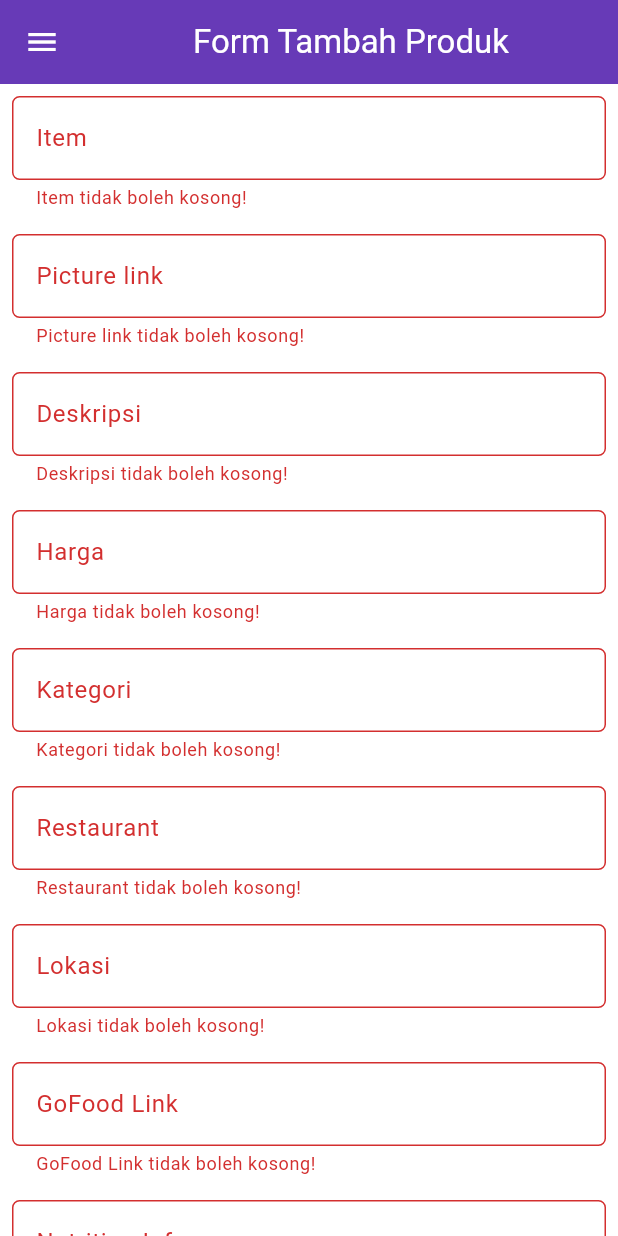
After one commit to PBP7/makan-bang-mobile, a Flutter app: the ProductEntryFormPage screen opened directly, after a tap on "Save", on a phone screen of 412 x 824 dp. The commit adds this screen. Run offline on Flutter 3.47's test engine with Material 3 defaults, Android fonts, the phone set to English and light mode, and no system bars; missing offline and left inert: pbp_django_auth.

Commit message:
added form

```diff
--- /dev/null
+++ b/lib/catalog/screens/product_entryform.dart
@@ -0,0 +1,329 @@
+import 'dart:convert';
+import 'package:flutter/material.dart';
+import 'package:pbp_django_auth/pbp_django_auth.dart';
+import 'package:provider/provider.dart';
+import 'package:makan_bang/screens/menu.dart';
+import 'package:makan_bang/widgets/left_drawer.dart';
+
+class ProductEntryFormPage extends StatefulWidget {
+  const ProductEntryFormPage({super.key});
+
+  @override
+  State<ProductEntryFormPage> createState() => _ProductEntryFormPageState();
+}
+
+class _ProductEntryFormPageState extends State<ProductEntryFormPage> {
+  final _formKey = GlobalKey<FormState>();
+  String _item = "";
+  String _pictureLink = "";
+  String _description = "";
+  int _price = 0;
+  String _kategori = "";
+  String _restaurant = "";
+  String _lokasi = "";
+  String _linkGofood = "";
+  String _nutrition = "";  // Added nutrition field
+
+  @override
+  Widget build(BuildContext context) {
+    final request = context.watch<CookieRequest>();
+
+    return Scaffold(
+      appBar: AppBar(
+        title: const Center(
+          child: Text(
+            'Form Tambah Produk',
+          ),
+        ),
+        backgroundColor: Theme.of(context).colorScheme.primary,
+        foregroundColor: Colors.white,
+      ),
+      drawer: const LeftDrawer(),
+      body: Form(
+        key: _formKey,
+        child: SingleChildScrollView(
+          child: Column(
+            crossAxisAlignment: CrossAxisAlignment.start,
+            children: [
+              // Product Name
+              Padding(
+                padding: const EdgeInsets.all(8.0),
+                child: TextFormField(
+                  decoration: InputDecoration(
+                    hintText: "Item",
+                    labelText: "Item",
+                    border: OutlineInputBorder(
+                      borderRadius: BorderRadius.circular(5.0),
+                    ),
+                  ),
+                  onChanged: (String? value) {
+                    setState(() {
+                      _item = value!;
+                    });
+                  },
+                  validator: (String? value) {
+                    if (value == null || value.isEmpty) {
+                      return "Item tidak boleh kosong!";
+                    }
+                    return null;
+                  },
+                ),
+              ),
+              // Picture Link
+              Padding(
+                padding: const EdgeInsets.all(8.0),
+                child: TextFormField(
+                  decoration: InputDecoration(
+                    hintText: "Picture link",
+                    labelText: "Picture link",
+                    border: OutlineInputBorder(
+                      borderRadius: BorderRadius.circular(5.0),
+                    ),
+                  ),
+                  onChanged: (String? value) {
+                    setState(() {
+                      _pictureLink = value!;
+                    });
+                  },
+                  validator: (String? value) {
+                    if (value == null || value.isEmpty) {
+                      return "Picture link tidak boleh kosong!";
+                    }
+                    return null;
+                  },
+                ),
+              ),
+              // Description
+              Padding(
+                padding: const EdgeInsets.all(8.0),
+                child: TextFormField(
+                  decoration: InputDecoration(
+                    hintText: "Deskripsi",
+                    labelText: "Deskripsi",
+                    border: OutlineInputBorder(
+                      borderRadius: BorderRadius.circular(5.0),
+                    ),
+                  ),
+                  onChanged: (String? value) {
+                    setState(() {
+                      _description = value!;
+                    });
+                  },
+                  validator: (String? value) {
+                    if (value == null || value.isEmpty) {
+                      return "Deskripsi tidak boleh kosong!";
+                    }
+                    return null;
+                  },
+                ),
+              ),
+              // Price
+              Padding(
+                padding: const EdgeInsets.all(8.0),
+                child: TextFormField(
+                  decoration: InputDecoration(
+                    hintText: "Harga",
+                    labelText: "Harga",
+                    border: OutlineInputBorder(
+                      borderRadius: BorderRadius.circular(5.0),
+                    ),
+                  ),
+                  onChanged: (String? value) {
+                    setState(() {
+                      _price = int.tryParse(value!) ?? 0;
+                    });
+                  },
+                  validator: (String? value) {
+                    if (value == null || value.isEmpty) {
+                      return "Harga tidak boleh kosong!";
+                    }
+                    if (int.tryParse(value) == null) {
+                      return "Harga harus berupa angka!";
+                    }
+                    return null;
+                  },
+                ),
+              ),
+              // Category
+              Padding(
+                padding: const EdgeInsets.all(8.0),
+                child: TextFormField(
+                  decoration: InputDecoration(
+                    hintText: "Kategori",
+                    labelText: "Kategori",
+                    border: OutlineInputBorder(
+                      borderRadius: BorderRadius.circular(5.0),
+                    ),
+                  ),
+                  onChanged: (String? value) {
+                    setState(() {
+                      _kategori = value!;
+                    });
+                  },
+                  validator: (String? value) {
+                    if (value == null || value.isEmpty) {
+                      return "Kategori tidak boleh kosong!";
+                    }
+                    return null;
+                  },
+                ),
+              ),
+              // Restaurant
+              Padding(
+                padding: const EdgeInsets.all(8.0),
+                child: TextFormField(
+                  decoration: InputDecoration(
+                    hintText: "Restaurant",
+                    labelText: "Restaurant",
+                    border: OutlineInputBorder(
+                      borderRadius: BorderRadius.circular(5.0),
+                    ),
+                  ),
+                  onChanged: (String? value) {
+                    setState(() {
+                      _restaurant = value!;
+                    });
+                  },
+                  validator: (String? value) {
+                    if (value == null || value.isEmpty) {
+                      return "Restaurant tidak boleh kosong!";
+                    }
+                    return null;
+                  },
+                ),
+              ),
+              // Location
+              Padding(
+                padding: const EdgeInsets.all(8.0),
+                child: TextFormField(
+                  decoration: InputDecoration(
+                    hintText: "Lokasi",
+                    labelText: "Lokasi",
+                    border: OutlineInputBorder(
+                      borderRadius: BorderRadius.circular(5.0),
+                    ),
+                  ),
+                  onChanged: (String? value) {
+                    setState(() {
+                      _lokasi = value!;
+                    });
+                  },
+                  validator: (String? value) {
+                    if (value == null || value.isEmpty) {
+                      return "Lokasi tidak boleh kosong!";
+                    }
+                    return null;
+                  },
+                ),
+              ),
+              // GoFood Link
+              Padding(
+                padding: const EdgeInsets.all(8.0),
+                child: TextFormField(
+                  decoration: InputDecoration(
+                    hintText: "GoFood Link",
+                    labelText: "GoFood Link",
+                    border: OutlineInputBorder(
+                      borderRadius: BorderRadius.circular(5.0),
+                    ),
+                  ),
+                  onChanged: (String? value) {
+                    setState(() {
+                      _linkGofood = value!;
+                    });
+                  },
+                  validator: (String? value) {
+                    if (value == null || value.isEmpty) {
+                      return "GoFood Link tidak boleh kosong!";
+                    }
+                    return null;
+                  },
+                ),
+              ),
+              // Nutrition (added)
+              Padding(
+                padding: const EdgeInsets.all(8.0),
+                child: TextFormField(
+                  decoration: InputDecoration(
+                    hintText: "Nutrition Info",
+                    labelText: "Nutrition Info",
+                    border: OutlineInputBorder(
+                      borderRadius: BorderRadius.circular(5.0),
+                    ),
+                  ),
+                  onChanged: (String? value) {
+                    setState(() {
+                      _nutrition = value!;
+                    });
+                  },
+                  validator: (String? value) {
+                    if (value == null || value.isEmpty) {
+                      return "Nutrition tidak boleh kosong!";
+                    }
+                    return null;
+                  },
+                ),
+              ),
+              // Submit Button
+              Align(
+                alignment: Alignment.bottomCenter,
+                child: Padding(
+                  padding: const EdgeInsets.all(8.0),
+                  child: ElevatedButton(
+                    style: ButtonStyle(
+                      backgroundColor: MaterialStateProperty.all(
+                        Theme.of(context).colorScheme.primary,
+                      ),
+                    ),
+                    onPressed: () async {
+                      if (_formKey.currentState!.validate()) {
+                        // Send data to Django and wait for a response
+                        final response = await request.postJson(
+                          "http://127.0.0.1:8000/katalog/create-flutter/",
+                          jsonEncode(<String, String>{
+                            'item': _item,
+                            'picture_link': _pictureLink,
+                            'description': _description,
+                            'price': _price.toString(),
+                            'kategori': _kategori,
+                            'restaurant': _restaurant,
+                            'lokasi': _lokasi,
+                            'link_gofood': _linkGofood,
+                            'nutrition': _nutrition,  // Added nutrition to the request
+                          }),
+                        );
+                        if (context.mounted) {
+                          if (response['status'] == 'success') {
+                            ScaffoldMessenger.of(context).showSnackBar(
+                              const SnackBar(
+                                content: Text("Produk baru berhasil disimpan!"),
+                              ),
+                            );
+                            Navigator.pushReplacement(
+                              context,
+                              MaterialPageRoute(builder: (context) => MyHomePage()),
+                            );
+                          } else {
+                            ScaffoldMessenger.of(context).showSnackBar(
+                              const SnackBar(
+                                content: Text("Terdapat kesalahan, silakan coba lagi."),
+                              ),
+                            );
+                          }
+                        }
+                      }
+                    },
+                    child: const Text(
+                      "Save",
+                      style: TextStyle(color: Colors.white),
+                    ),
+                  ),
+                ),
+              ),
+            ],
+          ),
+        ),
+      ),
+    );
+  }
+}
--- a/lib/widgets/left_drawer.dart
+++ b/lib/widgets/left_drawer.dart
@@ -1,6 +1,6 @@
 import 'package:flutter/material.dart';
 import 'package:makan_bang/screens/menu.dart';
-import 'package:makan_bang/screens/moodentry_form.dart';
+import 'package:makan_bang/catalog/screens/product_entryform.dart';
 import 'package:makan_bang/catalog/screens/list_productentry.dart';
 
 class LeftDrawer extends StatelessWidget {
@@ -60,7 +60,7 @@ class LeftDrawer extends StatelessWidget {
       Navigator.push(
           context,
           MaterialPageRoute(
-            builder: (context) => const MoodEntryFormPage(),
+            builder: (context) => const ProductEntryFormPage(),
           ));
     },
   ),
```
